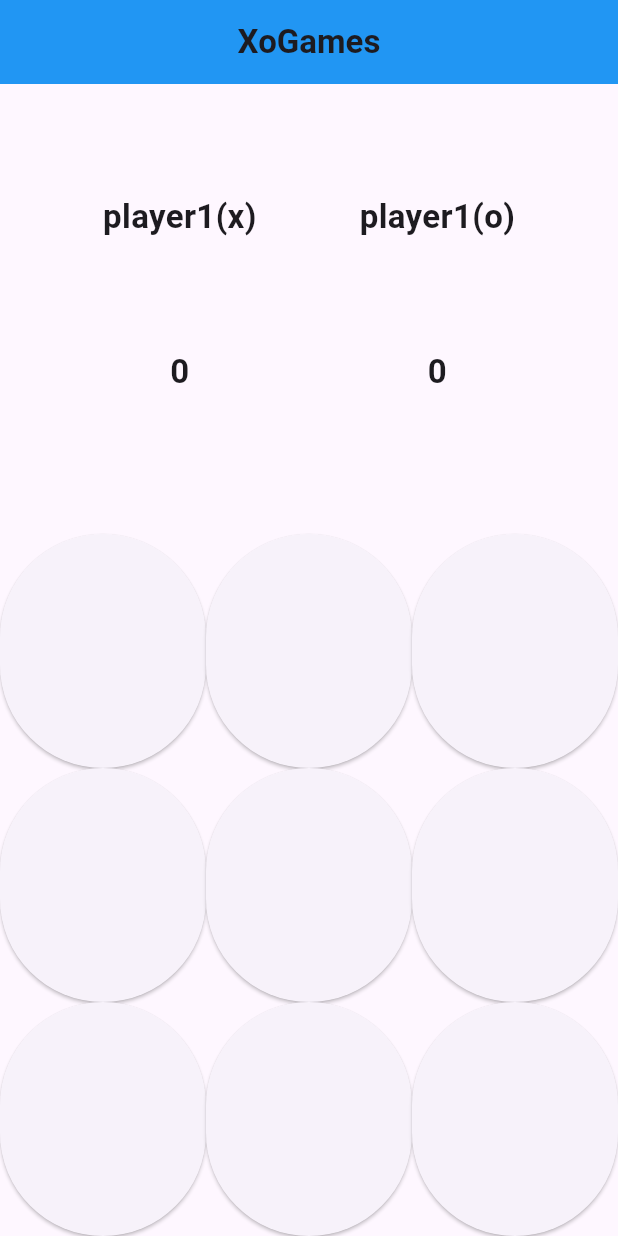
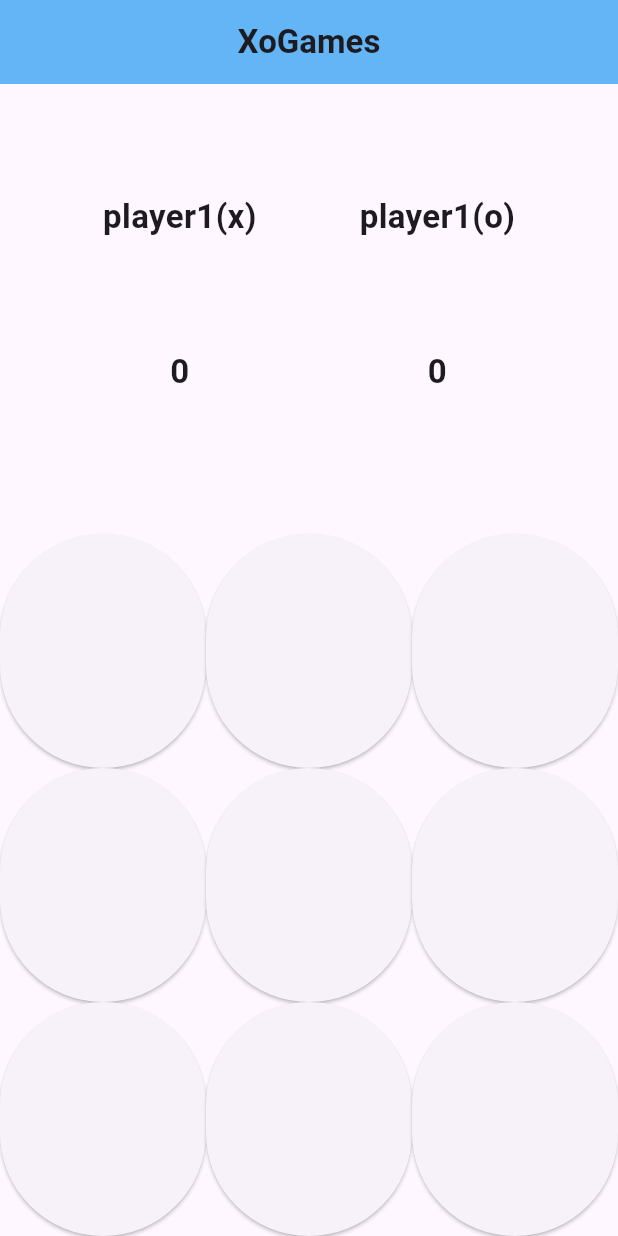
Before and after one commit to Remon-Ehab/Flutterxo, a Flutter app: the screen it shows after launch, on a phone screen of 412 x 824 dp. Run offline on Flutter 3.47's test engine with Material 3 defaults, Android fonts, the light colour scheme and no system bars.

Commit message:
edit in appbar

```diff
--- a/lib/xoscreen.dart
+++ b/lib/xoscreen.dart
@@ -26,7 +26,7 @@ class _XoScreenState extends State<XoScreen> {
   Widget build(BuildContext context) {
     return Scaffold(
       appBar: AppBar(
-        backgroundColor: Colors.blue,
+        backgroundColor: Colors.blue.shade300,
         title: Text(
           'XoGames',
           style: TextStyle(fontWeight: FontWeight.bold, fontSize: 22),
```
